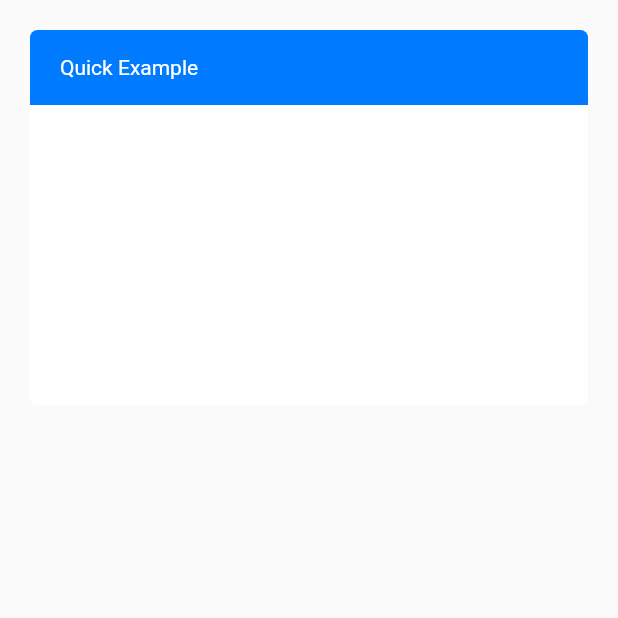
After one commit to johnvkh/ttms_logistic, a Flutter app: the TextComponent screen opened by its route, on a phone screen of 412 x 824 dp, the top half of it. The commit adds this screen. Run offline on Flutter 3.47's test engine with Material 2 defaults, Android fonts, the phone set to English and light mode, and no system bars; our stand-ins replace flutter_svg, font_awesome_flutter, lottie, responsive_builder, shared_preferences; accounts and stored records are empty.

Commit message:
version 0.2

```diff
--- /dev/null
+++ b/lib/States/testComponent.dart
@@ -0,0 +1,53 @@
+import 'package:flutter/cupertino.dart';
+import 'package:flutter/material.dart';
+import 'package:ttms_logistic/Utility/Constants.dart';
+
+class TextComponent extends StatefulWidget {
+  @override
+  _TextComponentState createState() => _TextComponentState();
+}
+
+class _TextComponentState extends State<TextComponent> {
+  @override
+  Widget build(BuildContext context) {
+    return Scaffold(
+      body: Padding(
+        padding: const EdgeInsets.all(20.0),
+        child: Container(
+          decoration: BoxDecoration(
+            borderRadius: BorderRadius.circular(5),
+          ),
+          child: Column(
+            children: [
+              Container(
+                width: 500,
+                height: 50,
+                decoration: BoxDecoration(
+                  color: Color.fromRGBO(0, 123, 255, 1),
+                  borderRadius: BorderRadius.only(topRight: Radius.circular(5),topLeft: Radius.circular(5)),
+                ),
+                child: Row(
+                  crossAxisAlignment: CrossAxisAlignment.center,
+                  children: [
+                    Padding(
+                      padding: const EdgeInsets.only(left: 20),
+                      child: Text("Quick Example",style: TextStyle(color: Colors.white),textAlign: TextAlign.start,),
+                    ),
+                  ],
+                ),
+              ),
+              Container(
+                width: 500,
+                height: 200,
+                decoration: BoxDecoration(
+                  color: Color.fromRGBO(255, 255, 255, 1),
+                  borderRadius: BorderRadius.only(bottomLeft: Radius.circular(5),bottomRight: Radius.circular(5)),
+                ),
+              ),
+            ],
+          ),
+        ),
+      ),
+    );
+  }
+}
--- a/lib/Utility/Constants.dart
+++ b/lib/Utility/Constants.dart
@@ -4,7 +4,7 @@ const primaryColor = Color.fromRGBO(244, 246, 249, 1);
 const secondaryColor = Color.fromRGBO(0, 31, 63, 1);
 const bgColor = Color(0xFF212332);
 const bgColorNew = Color.fromRGBO(234, 243, 244, 1);
-const boxColors = Color.fromRGBO(255, 255, 255, 1);
+const panelColors = Color.fromRGBO(255, 255, 255, 1);
 const textTileColor = Color.fromRGBO(52, 73, 94, 1);
 const defaultPadding = 16.0;
 
--- a/lib/main.dart
+++ b/lib/main.dart
@@ -7,6 +7,7 @@ import 'package:ttms_logistic/States/HomePage.dart';
 import 'package:ttms_logistic/States/LoginPage.dart';
 import 'package:ttms_logistic/States/Page1.dart';
 import 'package:ttms_logistic/States/TruckManage/TruckType.dart';
+import 'package:ttms_logistic/States/testComponent.dart';
 
 void main() {
   runApp(const MyApp());
@@ -17,8 +18,10 @@ final Map<String, WidgetBuilder> map = {
   '/login': (BuildContext context) => LoginPage(),
   '/page1': (BuildContext context) => Page1(),
   '/truckType': (BuildContext context) => TruckType(),
+  '/testComponent': (BuildContext context) => TextComponent(),
 };
 String initialRoute = '/login';
+// String initialRoute = '/testComponent';
 
 class MyApp extends StatelessWidget {
   const MyApp({Key? key}) : super(key: key);
```
Also changed, not shown: lib/Components/BuildTextField.dart (added, +64 -0 lines), lib/States/TruckManage/TruckType.dart (+89 -109 lines).
